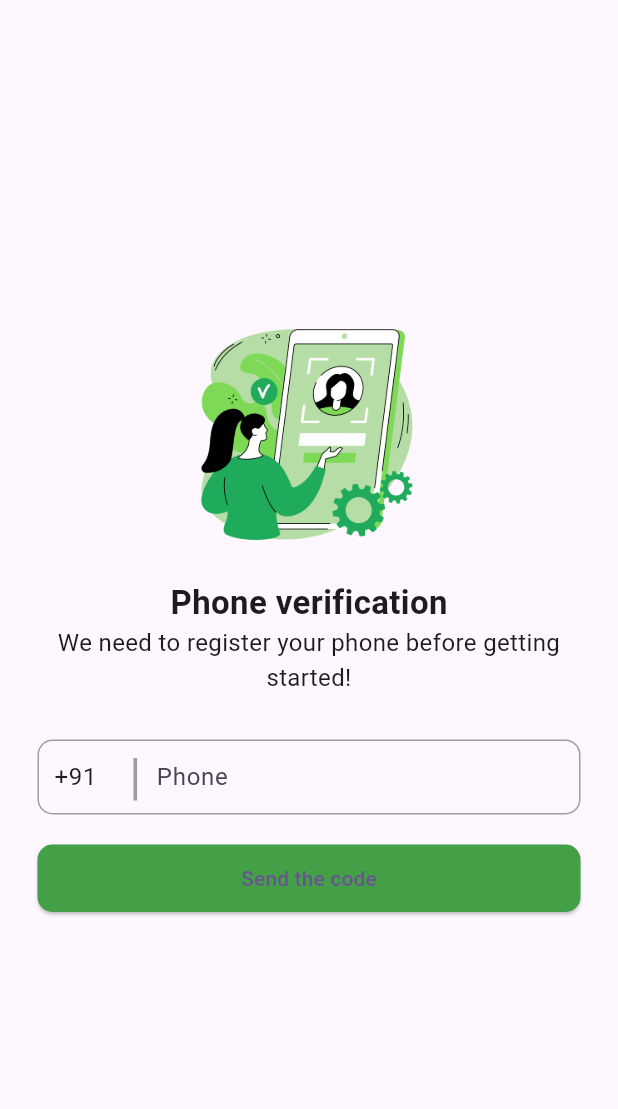
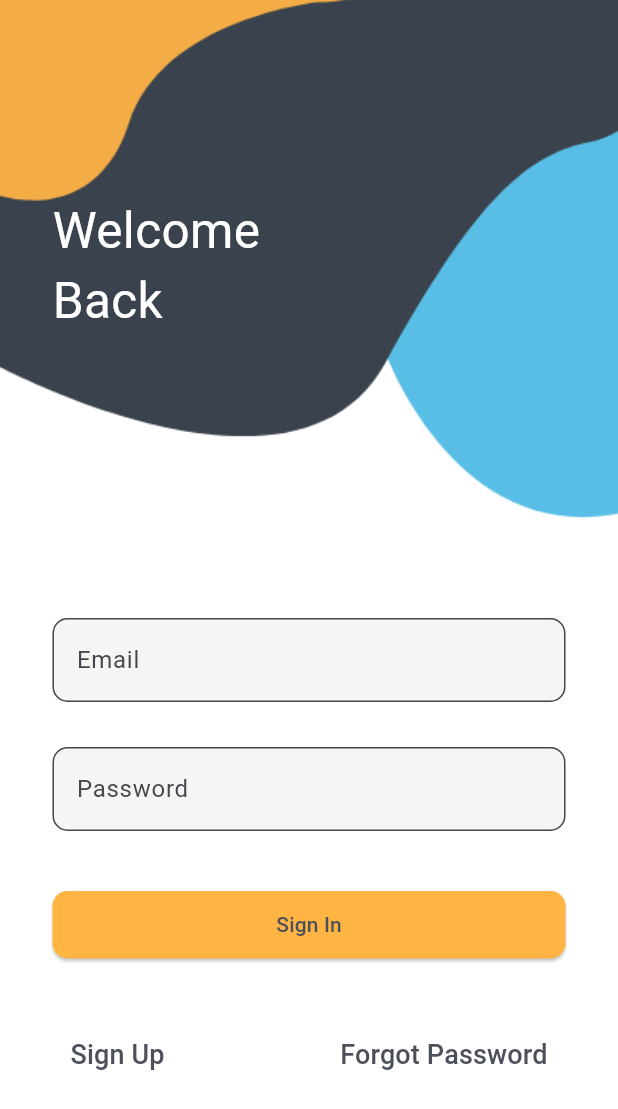
Before and after one commit to devopsalen/Firebase_OTP_login, a Flutter app: the screen it shows after launch, on a phone screen of 412 x 824 dp. Shown: the top 1109 px of the screen. Run offline on Flutter 3.47's test engine with Material 2 defaults, Android fonts, the phone set to English and light mode, and no system bars; our stand-ins replace firebase_auth, firebase_core, image_picker, pinput; accounts and stored records are empty.

```diff
--- a/lib/firebase_authentication/phone.dart
+++ b/lib/firebase_authentication/phone.dart
@@ -26,6 +26,10 @@ class _MyPhoneState extends State<MyPhone> {
   @override
   Widget build(BuildContext context) {
     return Scaffold(
+      appBar: AppBar(
+        backgroundColor: Colors.transparent,
+        elevation: 0,
+      ),
       body: Container(
         margin: const EdgeInsets.only(left: 25, right: 25),
         alignment: Alignment.center,
@@ -99,6 +103,7 @@ class _MyPhoneState extends State<MyPhone> {
                 width: double.infinity,
                 child: ElevatedButton(
                     onPressed: () async {
+                      print("requesting OTP");
                       await FirebaseAuth.instance.verifyPhoneNumber(
                         phoneNumber: '${countrycode.text + phone}',
                         verificationCompleted:
--- /dev/null
+++ b/lib/login.dart
@@ -0,0 +1,128 @@
+import 'package:firebase_authentication_alen/firebase_authentication/phone.dart';
+import 'package:firebase_authentication_alen/register.dart';
+import 'package:flutter/material.dart';
+
+class MyLogin extends StatefulWidget {
+  const MyLogin({Key? key}) : super(key: key);
+
+  @override
+  _MyLoginState createState() => _MyLoginState();
+}
+
+class _MyLoginState extends State<MyLogin> {
+  @override
+  Widget build(BuildContext context) {
+    return Container(
+      decoration: const BoxDecoration(
+        image: DecorationImage(
+            image: AssetImage('assets/images/login.png'), fit: BoxFit.cover),
+      ),
+      child: Scaffold(
+        backgroundColor: Colors.transparent,
+        body: Stack(
+          children: [
+            Container(),
+            Container(
+              padding: const EdgeInsets.only(left: 35, top: 130),
+              child: const Text(
+                'Welcome\nBack',
+                style: TextStyle(color: Colors.white, fontSize: 33),
+              ),
+            ),
+            SingleChildScrollView(
+              child: Container(
+                padding: EdgeInsets.only(
+                    top: MediaQuery.of(context).size.height * 0.5),
+                child: Column(
+                  crossAxisAlignment: CrossAxisAlignment.start,
+                  children: [
+                    Container(
+                      margin: const EdgeInsets.only(left: 35, right: 35),
+                      child: Column(
+                        children: [
+                          TextField(
+                            style: const TextStyle(color: Colors.black),
+                            decoration: InputDecoration(
+                                fillColor: Colors.grey.shade100,
+                                filled: true,
+                                hintText: "Email",
+                                border: OutlineInputBorder(
+                                  borderRadius: BorderRadius.circular(10),
+                                )),
+                          ),
+                          const SizedBox(
+                            height: 30,
+                          ),
+                          TextField(
+                            style: const TextStyle(),
+                            obscureText: true,
+                            decoration: InputDecoration(
+                                fillColor: Colors.grey.shade100,
+                                filled: true,
+                                hintText: "Password",
+                                border: OutlineInputBorder(
+                                  borderRadius: BorderRadius.circular(10),
+                                )),
+                          ),
+                          const SizedBox(
+                            height: 40,
+                          ),
+                          SizedBox(
+                            height: 45,
+                            width: double.infinity,
+                            child: ElevatedButton(
+                                onPressed: () {
+                                  Navigator.push(context, MaterialPageRoute(builder: (context) => const MyPhone())); ///going to mobile no authentication
+                                },
+                                style: ElevatedButton.styleFrom(
+                                    // backgroundColor: Colors.green.shade600,
+                                    backgroundColor: const Color(0xffffb444),
+                                    shape: RoundedRectangleBorder(
+                                        borderRadius: BorderRadius.circular(10))),
+                                child: const Text('Sign In',style: TextStyle(color: Color(0xff4c505b)),)),
+                          ),
+                          const SizedBox(
+                            height: 40,
+                          ),
+                          Row(
+                            mainAxisAlignment: MainAxisAlignment.spaceBetween,
+                            children: [
+                              TextButton(
+                                onPressed: () {
+                                  Navigator.push(context, MaterialPageRoute(builder: (context) => const MyRegister()));
+                                },
+                                style: const ButtonStyle(),
+                                child: const Text(
+                                  'Sign Up',
+                                  textAlign: TextAlign.left,
+                                  style: TextStyle(
+                                      decoration: TextDecoration.none,
+                                      color: Color(0xff4c505b),
+                                      fontSize: 18),
+                                ),
+                              ),
+                              TextButton(
+                                  onPressed: () {},
+                                  child: const Text(
+                                    'Forgot Password',
+                                    style: TextStyle(
+                                      decoration: TextDecoration.none,
+                                      color: Color(0xff4c505b),
+                                      fontSize: 18,
+                                    ),
+                                  )),
+                            ],
+                          )
+                        ],
+                      ),
+                    )
+                  ],
+                ),
+              ),
+            ),
+          ],
+        ),
+      ),
+    );
+  }
+}
--- a/lib/main.dart
+++ b/lib/main.dart
@@ -1,5 +1,6 @@
 import 'package:firebase_authentication_alen/firebase_authentication/otp.dart';
 import 'package:firebase_authentication_alen/firebase_authentication/phone.dart';
+import 'package:firebase_authentication_alen/login.dart';
 import 'package:firebase_core/firebase_core.dart';
 import 'package:flutter/material.dart';
 
@@ -24,7 +25,8 @@ class MyApp extends StatelessWidget {
         colorScheme: ColorScheme.fromSeed(seedColor: Colors.deepPurple),
         useMaterial3: true,
       ),
-      home: const MyPhone(),
+      // home: const MyPhone(),
+      home: const MyLogin(),
     );
   }
 }
--- a/pubspec.yaml
+++ b/pubspec.yaml
@@ -39,6 +39,8 @@ dependencies:
   firebase_core: ^2.16.0
   firebase_auth: ^4.10.0
   pinput: ^3.0.1
+  intl: ^0.18.1
+  image_picker: ^1.0.4
 
 dev_dependencies:
   flutter_test:
@@ -66,6 +68,8 @@ flutter:
   # assets:
   assets:
     - assets/images/img_login.png
+    - assets/images/login.png
+    - assets/images/register.png
   #   - images/a_dot_burr.jpeg
   #   - images/a_dot_ham.jpeg
 
```
Also changed, not shown: lib/register.dart (added, +295 -0 lines), lib/temp.dart (added, +59 -0 lines), assets/images/login.png (added), assets/images/register.png (added), pubspec.lock, 5 other files.
